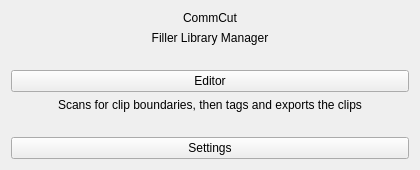
First picture: the form in mainwindow.ui, repository trafficman/commcut, before the edit.
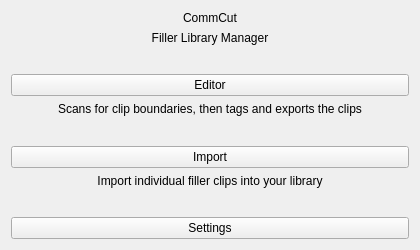
Second picture: the form after the edit.

Commit message: #33, stage 1 library import, only untagged, only library mesh wizard

What changed in the file:
```diff
--- a/mainwindow.ui
+++ b/mainwindow.ui
@@ -7,13 +7,13 @@
     <x>0</x>
     <y>0</y>
     <width>420</width>
-    <height>170</height>
+    <height>250</height>
    </rect>
   </property>
   <property name="minimumSize">
    <size>
     <width>420</width>
-    <height>170</height>
+    <height>250</height>
    </size>
   </property>
   <property name="windowTitle">
@@ -100,6 +100,40 @@
      </property>
     </spacer>
    </item>
+   <item>
+    <layout class="QVBoxLayout" name="verticalLayout_4">
+     <item>
+      <widget class="QPushButton" name="importButton">
+       <property name="text">
+        <string>Import</string>
+       </property>
+      </widget>
+     </item>
+     <item>
+      <widget class="QLabel" name="labelImportHint">
+       <property name="text">
+        <string>Import individual filler clips into your library</string>
+       </property>
+       <property name="alignment">
+        <set>Qt::AlignmentFlag::AlignCenter</set>
+       </property>
+      </widget>
+     </item>
+    </layout>
+   </item>
+   <item>
+    <spacer name="verticalSpacer_3">
+     <property name="orientation">
+      <enum>Qt::Orientation::Vertical</enum>
+     </property>
+     <property name="sizeHint" stdset="0">
+      <size>
+       <width>20</width>
+       <height>40</height>
+      </size>
+     </property>
+    </spacer>
+   </item>
    <item>
     <widget class="QPushButton" name="settingsButton">
      <property name="toolTip">
```
The commit also changes 17 other files.
